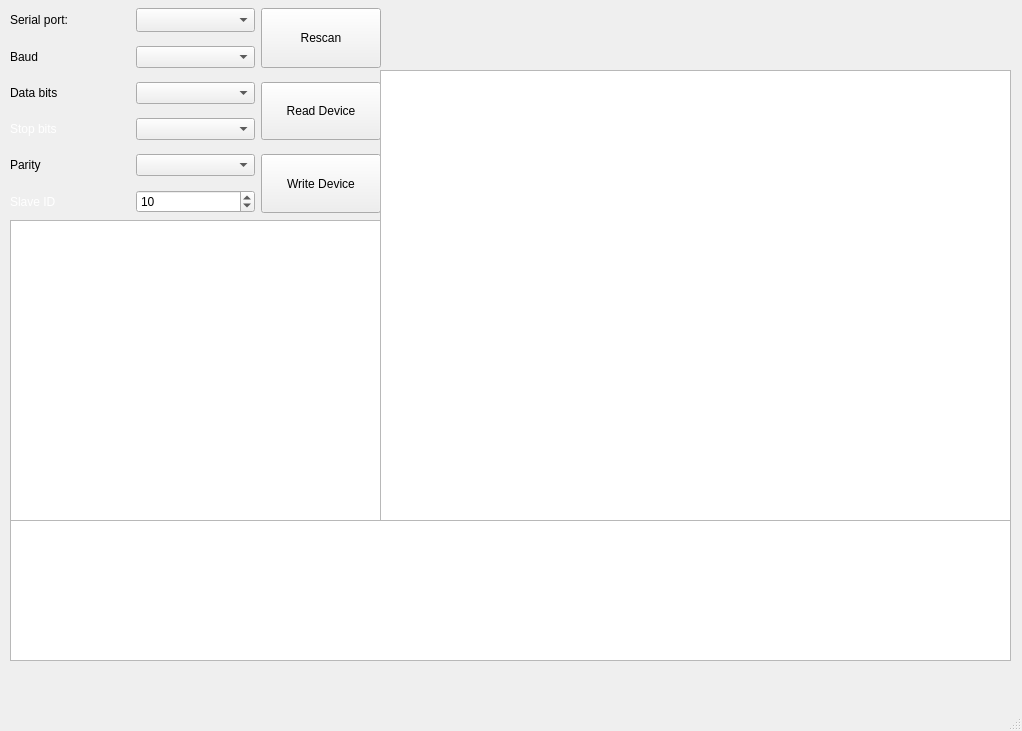
Above: mainwindow.ui from VarionDrakon/UICD.Configurator before the change. Below: the same form after it.
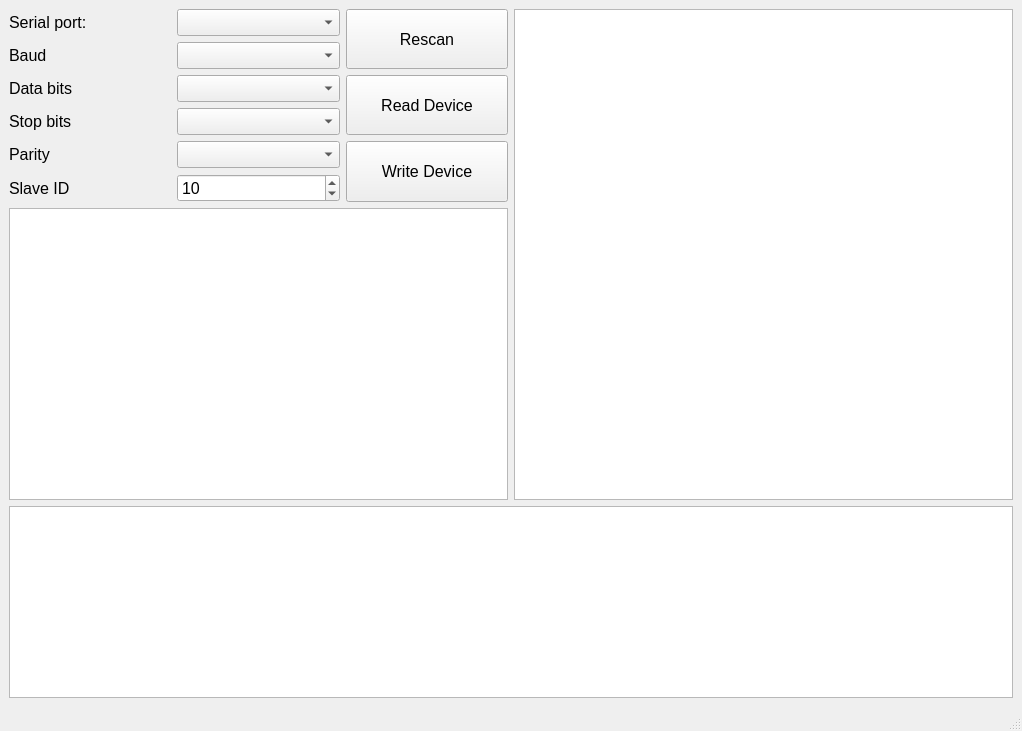
That is the form after the change.

Commit message: Added resize section based on QHeaderView::Stretch that is, all available space.

What changed in the file:
```diff
--- a/mainwindow.ui
+++ b/mainwindow.ui
@@ -13,6 +13,12 @@
     <height>731</height>
    </rect>
   </property>
+  <property name="font">
+   <font>
+    <family>Arial</family>
+    <pointsize>12</pointsize>
+   </font>
+  </property>
   <property name="windowTitle">
    <string>UBC ModBus Configurator</string>
   </property>
@@ -26,69 +32,11 @@
    <bool>false</bool>
   </property>
   <widget class="QWidget" name="centralwidget">
-   <widget class="QTextBrowser" name="txtbrw_logBrowser">
-    <property name="geometry">
-     <rect>
-      <x>10</x>
-      <y>520</y>
-      <width>1001</width>
-      <height>141</height>
-     </rect>
+   <layout class="QGridLayout" name="gridLayout" rowstretch="0,1,0" columnstretch="0,0" rowminimumheight="0,0,0" columnminimumwidth="0,0">
+    <property name="sizeConstraint">
+     <enum>QLayout::SetDefaultConstraint</enum>
     </property>
-    <property name="toolTip">
-     <string/>
-    </property>
-    <property name="statusTip">
-     <string/>
-    </property>
-    <property name="autoFillBackground">
-     <bool>false</bool>
-    </property>
-    <property name="styleSheet">
-     <string notr="true"/>
-    </property>
-    <property name="html">
-     <string>&lt;!DOCTYPE HTML PUBLIC &quot;-//W3C//DTD HTML 4.0//EN&quot; &quot;http://www.w3.org/TR/REC-html40/strict.dtd&quot;&gt;
-&lt;html&gt;&lt;head&gt;&lt;meta name=&quot;qrichtext&quot; content=&quot;1&quot; /&gt;&lt;meta charset=&quot;utf-8&quot; /&gt;&lt;style type=&quot;text/css&quot;&gt;
-p, li { white-space: pre-wrap; }
-hr { height: 1px; border-width: 0; }
-li.unchecked::marker { content: &quot;\2610&quot;; }
-li.checked::marker { content: &quot;\2612&quot;; }
-&lt;/style&gt;&lt;/head&gt;&lt;body style=&quot; font-family:'Segoe UI'; font-size:9pt; font-weight:400; font-style:normal;&quot;&gt;
-&lt;p style=&quot;-qt-paragraph-type:empty; margin-top:0px; margin-bottom:0px; margin-left:0px; margin-right:0px; -qt-block-indent:0; text-indent:0px;&quot;&gt;&lt;br /&gt;&lt;/p&gt;&lt;/body&gt;&lt;/html&gt;</string>
-    </property>
-    <property name="openExternalLinks">
-     <bool>false</bool>
-    </property>
-   </widget>
-   <widget class="QTreeView" name="treeView">
-    <property name="geometry">
-     <rect>
-      <x>10</x>
-      <y>220</y>
-      <width>371</width>
-      <height>301</height>
-     </rect>
-    </property>
-    <property name="toolTip">
-     <string/>
-    </property>
-    <property name="autoFillBackground">
-     <bool>false</bool>
-    </property>
-    <property name="styleSheet">
-     <string notr="true"/>
-    </property>
-   </widget>
-   <widget class="QWidget" name="layoutWidget">
-    <property name="geometry">
-     <rect>
-      <x>10</x>
-      <y>0</y>
-      <width>371</width>
-      <height>221</height>
-     </rect>
-    </property>
+    <item row="0" column="0">
     <layout class="QGridLayout" name="grid_TableTextModbusConfig">
      <item row="0" column="1">
       <widget class="QComboBox" name="cmbx_listSerialPorts">
@@ -113,7 +61,7 @@
      <item row="3" column="0">
       <widget class="QLabel" name="label_stopBits">
        <property name="styleSheet">
-        <string notr="true">color: rgb(255, 255, 255);</string>
+         <string notr="true"/>
        </property>
        <property name="text">
         <string>Stop bits</string>
@@ -174,7 +122,7 @@
      <item row="5" column="0">
       <widget class="QLabel" name="label_slaveID">
        <property name="styleSheet">
-        <string notr="true">color: rgb(255, 255, 255);</string>
+         <string notr="true"/>
        </property>
        <property name="text">
         <string>Slave ID</string>
@@ -265,17 +213,59 @@
       </widget>
      </item>
     </layout>
-   </widget>
-   <widget class="QTableView" name="tableView">
-    <property name="geometry">
-     <rect>
-      <x>380</x>
-      <y>70</y>
-      <width>631</width>
-      <height>451</height>
-     </rect>
-    </property>
-   </widget>
+    </item>
+    <item row="0" column="1" rowspan="2">
+     <widget class="QTableView" name="tableView"/>
+    </item>
+    <item row="1" column="0">
+     <widget class="QTreeView" name="treeView">
+      <property name="toolTip">
+       <string/>
+      </property>
+      <property name="autoFillBackground">
+       <bool>false</bool>
+      </property>
+      <property name="styleSheet">
+       <string notr="true"/>
+      </property>
+     </widget>
+    </item>
+    <item row="2" column="0" colspan="2">
+     <widget class="QTextBrowser" name="txtbrw_logBrowser">
+      <property name="font">
+       <font>
+        <family>Segoe UI</family>
+        <pointsize>9</pointsize>
+       </font>
+      </property>
+      <property name="toolTip">
+       <string/>
+      </property>
+      <property name="statusTip">
+       <string/>
+      </property>
+      <property name="autoFillBackground">
+       <bool>false</bool>
+      </property>
+      <property name="styleSheet">
+       <string notr="true"/>
+      </property>
+      <property name="html">
+       <string>&lt;!DOCTYPE HTML PUBLIC &quot;-//W3C//DTD HTML 4.0//EN&quot; &quot;http://www.w3.org/TR/REC-html40/strict.dtd&quot;&gt;
+&lt;html&gt;&lt;head&gt;&lt;meta name=&quot;qrichtext&quot; content=&quot;1&quot; /&gt;&lt;meta charset=&quot;utf-8&quot; /&gt;&lt;style type=&quot;text/css&quot;&gt;
+p, li { white-space: pre-wrap; }
+hr { height: 1px; border-width: 0; }
+li.unchecked::marker { content: &quot;\2610&quot;; }
+li.checked::marker { content: &quot;\2612&quot;; }
+&lt;/style&gt;&lt;/head&gt;&lt;body style=&quot; font-family:'Segoe UI'; font-size:9pt; font-weight:400; font-style:normal;&quot;&gt;
+&lt;p style=&quot;-qt-paragraph-type:empty; margin-top:0px; margin-bottom:0px; margin-left:0px; margin-right:0px; -qt-block-indent:0; text-indent:0px;&quot;&gt;&lt;br /&gt;&lt;/p&gt;&lt;/body&gt;&lt;/html&gt;</string>
+      </property>
+      <property name="openExternalLinks">
+       <bool>false</bool>
+      </property>
+     </widget>
+    </item>
+   </layout>
   </widget>
   <widget class="QMenuBar" name="menubar">
    <property name="geometry">
```
Left out of the diff: 2 changed lines with no effect on the pictures. Lines whose indentation alone changed are shown as unchanged. The commit also changes 2 other files.
